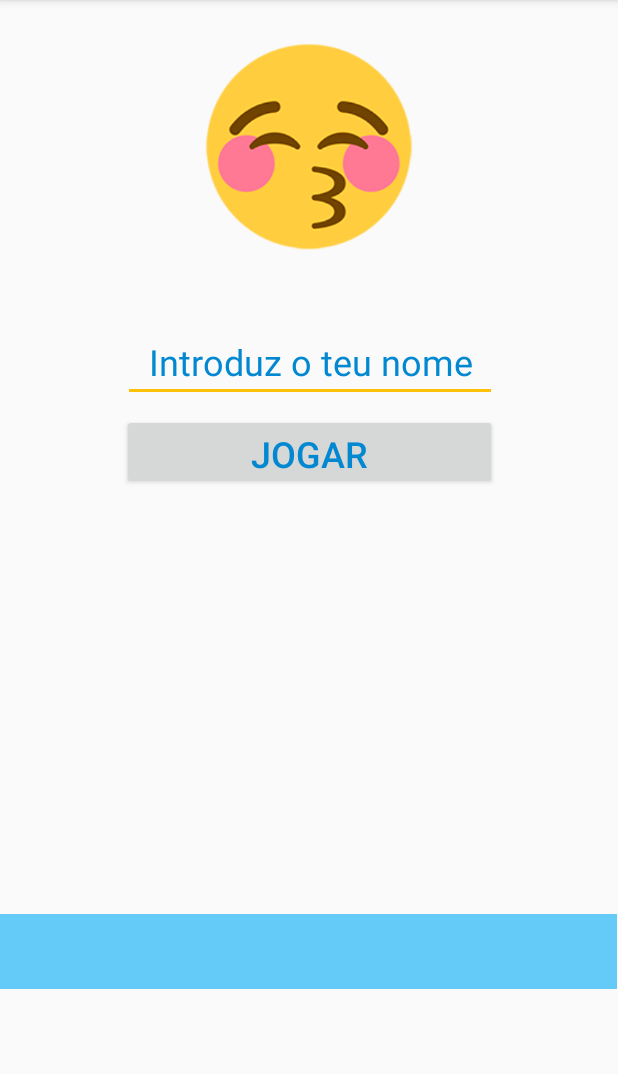
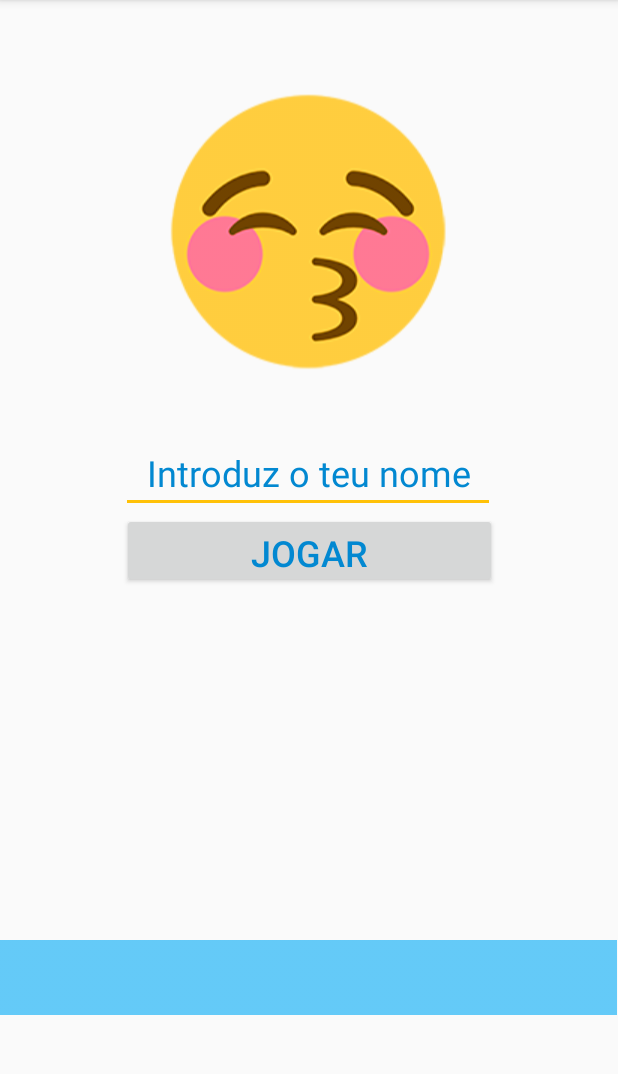
Before and after one commit to lpimentel/ContasKid, an Android app: the screen it shows after launch (MainActivity), on a phone screen of 412 x 824 dp, the part 84-1158 px from its top. Run offline under Robolectric (Android 15) with nearby library versions, the phone set to English and light mode, and no system bars.

Commit message:
- Aletera o layout da atividade principal

```diff
--- a/app/src/main/res/layout/activity_main.xml
+++ b/app/src/main/res/layout/activity_main.xml
@@ -10,11 +10,11 @@
 
     <ImageView
         android:id="@+id/imageView_Personagem"
-        android:layout_width="150dp"
-        android:layout_height="150dp"
+        android:layout_width="200dp"
+        android:layout_height="200dp"
         android:layout_marginStart="8dp"
         android:layout_marginLeft="8dp"
-        android:layout_marginTop="24dp"
+        android:layout_marginTop="56dp"
         android:layout_marginEnd="8dp"
         android:layout_marginRight="8dp"
         android:contentDescription="@string/app_name"
@@ -29,7 +29,7 @@
         android:layout_height="50dp"
         android:layout_marginStart="8dp"
         android:layout_marginLeft="8dp"
-        android:layout_marginTop="44dp"
+        android:layout_marginTop="36dp"
         android:layout_marginEnd="8dp"
         android:layout_marginRight="8dp"
         android:ems="10"
@@ -42,7 +42,7 @@
         android:textColorHint="@color/colorPrimaryDark"
         android:textSize="24sp"
         app:layout_constraintEnd_toEndOf="parent"
-        app:layout_constraintHorizontal_bias="0.505"
+        app:layout_constraintHorizontal_bias="0.494"
         app:layout_constraintStart_toStartOf="parent"
         app:layout_constraintTop_toBottomOf="@+id/imageView_Personagem"
         tools:ignore="UnusedAttribute" />
@@ -72,7 +72,6 @@
         android:layout_height="50dp"
         android:layout_marginStart="8dp"
         android:layout_marginLeft="8dp"
-        android:layout_marginTop="8dp"
         android:layout_marginEnd="8dp"
         android:layout_marginRight="8dp"
         android:onClick="Jogar"
```
